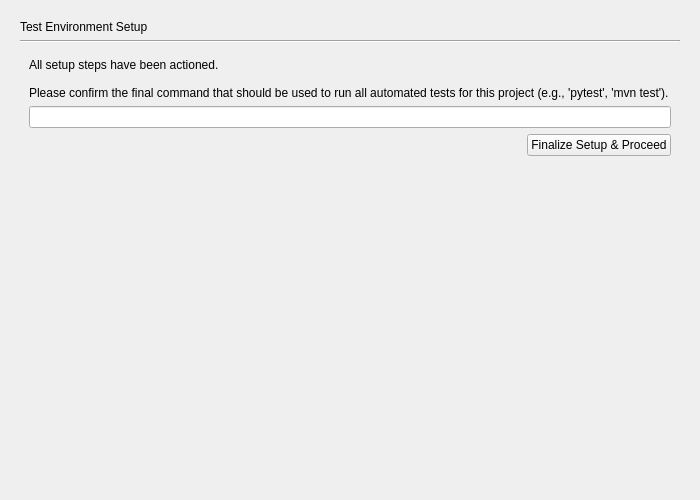
This is gui/test_env_page.ui in mariolewis/asdf_factory as Qt 5 draws it before an edit. The edited form follows.
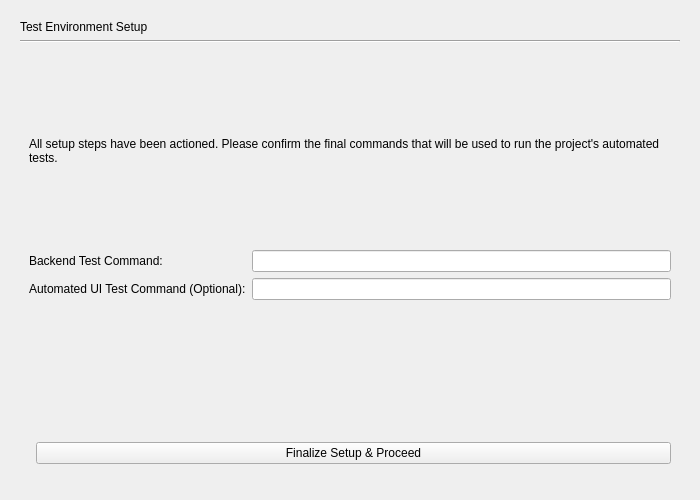
This is the edited form. The open tabs and pages were chosen to show the change.

Diff of the .ui file:
```diff
--- a/gui/test_env_page.ui
+++ b/gui/test_env_page.ui
@@ -174,9 +174,7 @@
        <item>
         <widget class="QLabel" name="finalizeLabel">
          <property name="text">
-          <string>All setup steps have been actioned.
-
-Please confirm the final command that should be used to run all automated tests for this project (e.g., 'pytest', 'mvn test').</string>
+            <string>All setup steps have been actioned. Please confirm the final commands that will be used to run the project's automated tests.</string>
          </property>
          <property name="wordWrap">
           <bool>true</bool>
@@ -184,8 +182,29 @@
         </widget>
        </item>
        <item>
+        <layout class="QFormLayout" name="formLayout">
+            <item row="0" column="0">
+            <widget class="QLabel" name="backendCommandLabel">
+            <property name="text">
+            <string>Backend Test Command:</string>
+            </property>
+            </widget>
+            </item>
+            <item row="0" column="1">
         <widget class="QLineEdit" name="testCommandLineEdit"/>
        </item>
+            <item row="1" column="0">
+            <widget class="QLabel" name="uiCommandLabel">
+            <property name="text">
+            <string>Automated UI Test Command (Optional):</string>
+            </property>
+            </widget>
+            </item>
+            <item row="1" column="1">
+            <widget class="QLineEdit" name="uiTestCommandLineEdit"/>
+            </item>
+        </layout>
+        </item>
        <item>
         <layout class="QHBoxLayout" name="horizontalLayout_3">
          <item>
@@ -193,12 +212,6 @@
            <property name="orientation">
             <enum>Qt::Horizontal</enum>
            </property>
-           <property name="sizeHint" stdset="0">
-            <size>
-             <width>40</width>
-             <height>20</height>
-            </size>
-           </property>
           </spacer>
          </item>
          <item>
@@ -215,12 +228,6 @@
          <property name="orientation">
           <enum>Qt::Vertical</enum>
          </property>
-         <property name="sizeHint" stdset="0">
-          <size>
-           <width>20</width>
-           <height>40</height>
-          </size>
-         </property>
         </spacer>
        </item>
       </layout>
```
Lines whose indentation alone changed are shown as unchanged.
